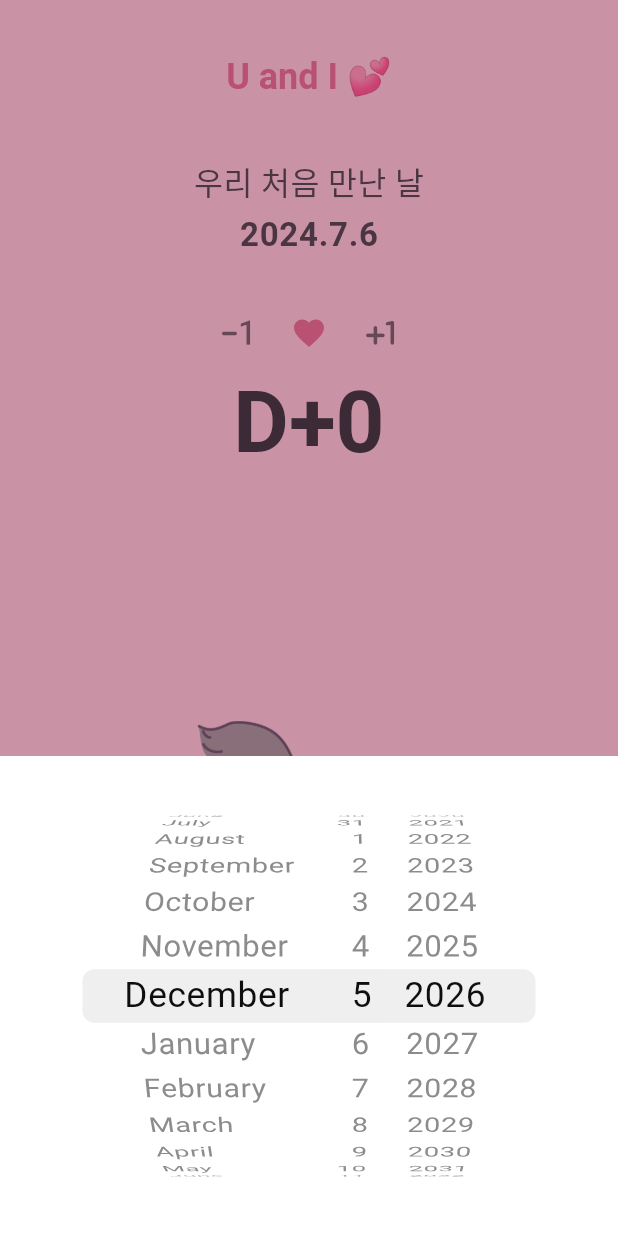
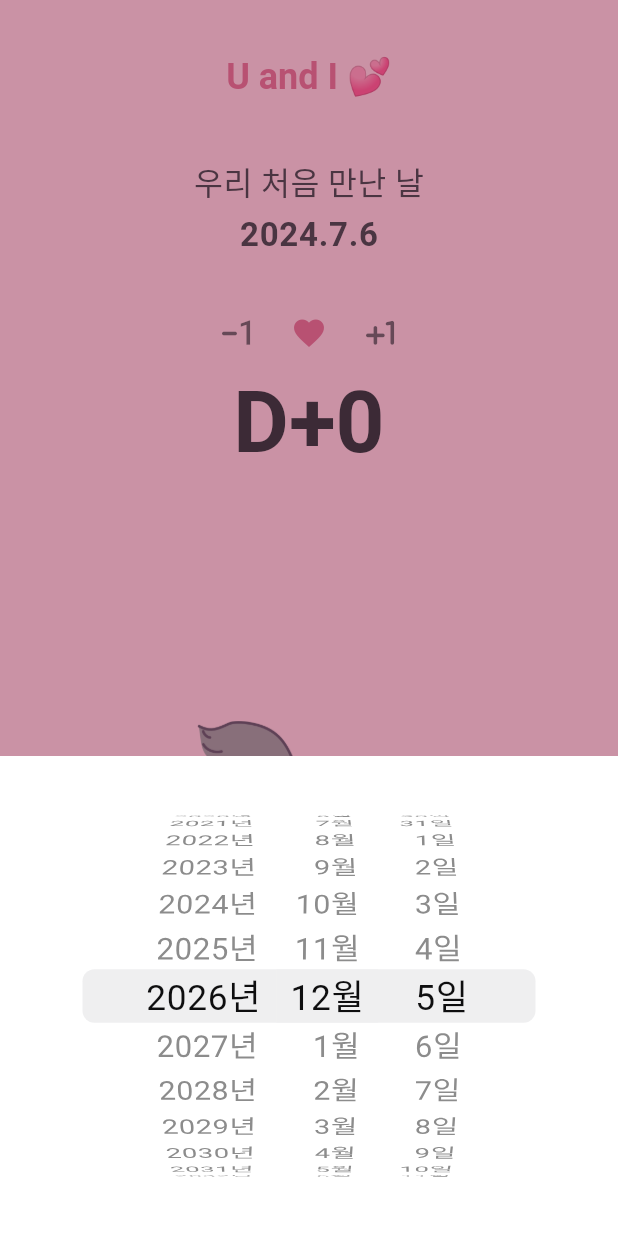
Before and after one commit to S-Darae/flutter-u_and_i, a Flutter app: the screen it shows after launch, after a tap on the "exposure minus 1" icon, after a tap on the "favorite" icon, on a phone screen of 412 x 824 dp. Run offline on Flutter 3.47's test engine with Material 3 defaults, Android fonts, the phone set to English and light mode, and no system bars; missing offline and left inert: dart:ffi; Roboto replaces fonts that are missing (Pretendard).

Commit message:
D-Day 실습 파일 생성 및 기존 파일 업데이트

```diff
--- a/lib/main.dart
+++ b/lib/main.dart
@@ -1,5 +1,6 @@
 import 'package:flutter/material.dart';
 import 'package:u_and_i/screen/home_screen.dart';
+import 'package:flutter_localizations/flutter_localizations.dart';
 
 void main() {
   runApp(const MyApp());
@@ -11,10 +12,18 @@ class MyApp extends StatelessWidget {
   @override
   Widget build(BuildContext context) {
     return MaterialApp(
+      localizationsDelegates: const [
+        GlobalMaterialLocalizations.delegate,
+        GlobalWidgetsLocalizations.delegate,
+        GlobalCupertinoLocalizations.delegate,
+      ],
+      supportedLocales: const [
+        Locale('ko', 'KR'), // Korean
+      ],
       title: 'U and I',
       theme: ThemeData(
         colorScheme: ColorScheme.fromSeed(
-          seedColor: const Color.fromARGB(255, 252, 183, 206),
+          seedColor: const Color.fromARGB(255, 255, 232, 240),
         ),
         useMaterial3: true,
         fontFamily: 'Pretendard',
--- a/lib/screen/home_screen.dart
+++ b/lib/screen/home_screen.dart
@@ -1,6 +1,7 @@
 import 'package:flutter/cupertino.dart';
 import 'package:flutter/material.dart';
 import 'package:flutter/widgets.dart';
+import 'package:u_and_i/screen/second_screen.dart';
 
 class HomeScreen extends StatefulWidget {
   const HomeScreen({super.key});
@@ -59,7 +60,9 @@ class _HomeScreenState extends State<HomeScreen> {
       body: SafeArea(
         top: true,
         bottom: false,
-        child: Column(
+        child: PageView(
+          children: [
+            Column(
               children: [
                 _DDay(
                   onMinusPressed: onMinusPressed,
@@ -71,6 +74,9 @@ class _HomeScreenState extends State<HomeScreen> {
                 _CoupleImage(),
               ],
             ),
+            const SecondScreen(),
+          ],
+        ),
       ),
     );
   }
@@ -80,8 +86,8 @@ class _DDay extends StatelessWidget {
   final GestureTapCallback onHeartPressed;
   final GestureTapCallback onPlusPressed;
   final GestureTapCallback onMinusPressed;
+  final DateTime firstDay;
 
-  final DateTime firstDay;
   const _DDay({
     required this.onHeartPressed,
     required this.firstDay,
--- /dev/null
+++ b/lib/screen/second_screen.dart
@@ -0,0 +1,237 @@
+// 디데이를 활용한 실습
+import 'dart:ffi';
+
+import 'package:flutter/material.dart';
+import 'package:flutter/widgets.dart';
+
+class SecondScreen extends StatefulWidget {
+  const SecondScreen({super.key});
+
+  @override
+  State<SecondScreen> createState() => _SecondScreenState();
+}
+
+class _SecondScreenState extends State<SecondScreen> {
+  DateTime lastDay = DateTime.now();
+  DateTime now = DateTime.now();
+  bool isMinusBtnEnabled = true;
+
+  // 날짜 재설정 버튼
+  void newDatePressed() async {
+    DateTime? pickedDate = await showDatePicker(
+      context: context,
+      //  다이얼로그가 처음 열릴 때 표시할 초기 날짜
+      initialDate: lastDay,
+      // 선택할 수 있는 가장 이른 날짜
+      firstDate: DateTime.now(),
+      // 선택할 수 있는 가장 늦은 날짜
+      lastDate: DateTime(2200),
+      locale: const Locale('ko', 'KR'),
+    );
+
+    // 선택한 날짜가 변경되었다면 업데이트
+    if (pickedDate != null && pickedDate != lastDay) {
+      setState(
+        () {
+          lastDay = pickedDate;
+          isMinusBtnEnabled = lastDay.isAfter(now);
+        },
+      );
+    }
+  }
+
+  // 마이너스 버튼
+  void minusPressed() {
+    setState(() {
+      lastDay = lastDay.subtract(
+        const Duration(days: 1),
+      );
+      isMinusBtnEnabled = lastDay.isAfter(now);
+    });
+  }
+
+  // 플러스 버튼
+  void plusPressed() {
+    setState(() {
+      lastDay = lastDay.add(
+        const Duration(days: 1),
+      );
+      isMinusBtnEnabled = lastDay.isAfter(now);
+    });
+  }
+
+  @override
+  Widget build(BuildContext context) {
+    final textTheme = Theme.of(context).textTheme;
+    return Scaffold(
+      backgroundColor: const Color.fromARGB(255, 255, 255, 255),
+      body: SizedBox(
+        width: double.infinity,
+        child: Column(
+          crossAxisAlignment: CrossAxisAlignment.center,
+          children: [
+            const SizedBox(
+              height: 35,
+            ),
+            Text(
+              "회원권 기간 조회 🎟",
+              // copyWith로 textTheme 부분 수정
+              style: textTheme.headlineMedium?.copyWith(
+                color: const Color.fromARGB(255, 78, 78, 78),
+              ),
+            ),
+            Expanded(
+              child: Column(
+                mainAxisAlignment: MainAxisAlignment.center,
+                children: [
+                  Text(
+                    "회원권 만료까지",
+                    style: textTheme.bodyLarge,
+                  ),
+                  Text(
+                    "D${DateTime(now.year, now.month, now.day).difference(lastDay).inDays}",
+                    style: textTheme.headlineLarge,
+                  ),
+                ],
+              ),
+            ),
+            GymCard(
+              textTheme: textTheme,
+              lastDay: lastDay,
+              newDatePressed: newDatePressed,
+              minusPressed: minusPressed,
+              plusPressed: plusPressed,
+              isMinusBtnEnabled: isMinusBtnEnabled,
+            ),
+            const SizedBox(
+              height: 60,
+            ),
+          ],
+        ),
+      ),
+    );
+  }
+}
+
+class GymCard extends StatelessWidget {
+  const GymCard({
+    super.key,
+    required this.textTheme,
+    required this.lastDay,
+    required this.newDatePressed,
+    required this.minusPressed,
+    required this.plusPressed,
+    required this.isMinusBtnEnabled,
+  });
+
+  final TextTheme textTheme;
+  final DateTime lastDay;
+  final VoidCallback newDatePressed;
+  final VoidCallback minusPressed;
+  final VoidCallback plusPressed;
+  final bool isMinusBtnEnabled;
+
+  @override
+  Widget build(BuildContext context) {
+    return Container(
+      width: 335,
+      decoration: const BoxDecoration(
+          color: Color.fromARGB(255, 255, 223, 233),
+          borderRadius: BorderRadius.all(
+            Radius.circular(13),
+          ),
+          boxShadow: [
+            BoxShadow(
+              offset: Offset(1, 6),
+              blurRadius: 15,
+              color: Color.fromARGB(20, 75, 53, 68),
+            ),
+          ]),
+      child: Padding(
+        padding: const EdgeInsets.symmetric(
+          vertical: 25,
+        ),
+        child: Column(
+          children: [
+            Text(
+              "[레드웨일짐 이용권]",
+              style: textTheme.bodyLarge,
+            ),
+            const SizedBox(
+              height: 4,
+            ),
+            Text(
+              "${lastDay.year}년 ${lastDay.month}월 ${lastDay.day}일까지 사용 가능",
+              style: const TextStyle(
+                fontSize: 20,
+              ),
+            ),
+            const SizedBox(
+              height: 18,
+            ),
+            Padding(
+              padding: const EdgeInsets.symmetric(
+                horizontal: 25,
+              ),
+              child: Row(
+                mainAxisAlignment: MainAxisAlignment.spaceBetween,
+                children: [
+                  CustomBtn(
+                    onPressed: () {
+                      isMinusBtnEnabled ? minusPressed() : null;
+                    },
+                    buttonName: "-1일",
+                  ),
+                  CustomBtn(
+                    onPressed: () {
+                      plusPressed();
+                    },
+                    buttonName: "+1일",
+                  ),
+                  CustomBtn(
+                    onPressed: () {
+                      newDatePressed();
+                    },
+                    buttonName: "날짜 재입력",
+                  )
+                ],
+              ),
+            )
+          ],
+        ),
+      ),
+    );
+  }
+}
+
+class CustomBtn extends StatelessWidget {
+  // VoidCallback는 콜백 함수를 정의할 떄 사용하는 타입 중 하나로, 매개변수를 받지않고 반환 값이 없는 함수 타입
+  final VoidCallback onPressed;
+  final String buttonName;
+
+  const CustomBtn({
+    super.key,
+    required this.onPressed,
+    required this.buttonName,
+  });
+
+  @override
+  Widget build(BuildContext context) {
+    return TextButton(
+      onPressed: onPressed,
+      style: OutlinedButton.styleFrom(
+          padding: const EdgeInsets.symmetric(
+            horizontal: 16,
+            vertical: 9,
+          ),
+          backgroundColor: const Color.fromARGB(178, 255, 255, 255)),
+      child: Text(
+        buttonName,
+        style: const TextStyle(
+          fontSize: 19,
+          color: Color.fromARGB(250, 75, 53, 68),
+        ),
+      ),
+    );
+  }
+}
--- a/pubspec.yaml
+++ b/pubspec.yaml
@@ -34,6 +34,7 @@ dependencies:
   # The following adds the Cupertino Icons font to your application.
   # Use with the CupertinoIcons class for iOS style icons.
   cupertino_icons: ^1.0.6
+  flutter_localization: ^0.2.0
 
 dev_dependencies:
   flutter_test:
```
Also changed, not shown: pubspec.lock, 5 other files. Lines whose indentation alone changed are shown as unchanged.
